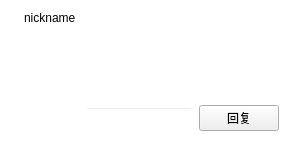
iwxyi/CatlikeQQ, file notification/notificationcard.ui: the form before one commit.
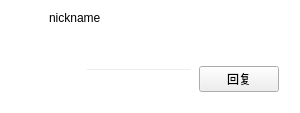
The form after the commit. Custom widgets are drawn as their Qt base class.

The edit to the form file:
```diff
--- a/notification/notificationcard.ui
+++ b/notification/notificationcard.ui
@@ -31,7 +31,18 @@
    <item>
     <layout class="QHBoxLayout" name="horizontalLayout">
      <item>
+      <layout class="QVBoxLayout" name="verticalLayout_3">
+       <property name="leftMargin">
+        <number>0</number>
+       </property>
+       <item>
       <widget class="QLabel" name="headerLabel">
+         <property name="minimumSize">
+          <size>
+           <width>32</width>
+           <height>32</height>
+          </size>
+         </property>
        <property name="maximumSize">
         <size>
          <width>32</width>
@@ -47,6 +58,24 @@
       </widget>
      </item>
      <item>
+        <spacer name="verticalSpacer">
+         <property name="orientation">
+          <enum>Qt::Vertical</enum>
+         </property>
+         <property name="sizeType">
+          <enum>QSizePolicy::MinimumExpanding</enum>
+         </property>
+         <property name="sizeHint" stdset="0">
+          <size>
+           <width>20</width>
+           <height>1</height>
+          </size>
+         </property>
+        </spacer>
+       </item>
+      </layout>
+     </item>
+     <item>
       <layout class="QVBoxLayout" name="verticalLayout" stretch="0,0">
        <item>
         <widget class="QLabel" name="nicknameLabel">
@@ -57,6 +86,15 @@
        </item>
        <item>
         <widget class="QListWidget" name="listWidget">
+         <property name="minimumSize">
+          <size>
+           <width>0</width>
+           <height>12</height>
+          </size>
+         </property>
+         <property name="focusPolicy">
+          <enum>Qt::NoFocus</enum>
+         </property>
          <property name="styleSheet">
           <string notr="true">#listWidget
 {
```
Left out of the diff: 3 changed lines with no effect on the pictures. Lines whose indentation alone changed are shown as unchanged.
